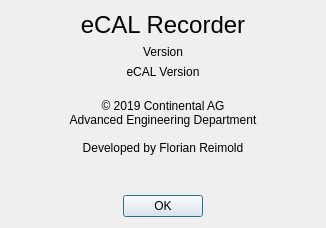
First picture: the form in app/rec/rec_gui/src/widgets/about_dialog/about_dialog.ui, repository eclipse-ecal/ecal, before the edit.
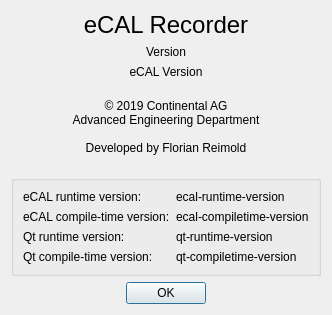
Second picture: the form after the edit.

Commit message: [GUI Apps] Added eCAL and Qt runtime and compile-time versions to the about dialog

Patch:
```diff
--- a/app/rec/rec_gui/src/widgets/about_dialog/about_dialog.ui
+++ b/app/rec/rec_gui/src/widgets/about_dialog/about_dialog.ui
@@ -60,7 +60,8 @@
 © 2019 Continental AG
 Advanced Engineering Department
 
-Developed by Florian Reimold</string>
+Developed by Florian Reimold
+</string>
      </property>
      <property name="textFormat">
       <enum>Qt::PlainText</enum>
@@ -70,6 +71,68 @@
      </property>
     </widget>
    </item>
+   <item>
+    <widget class="QGroupBox" name="lib_versions_groupbox">
+     <layout class="QFormLayout" name="lib_vresions_groupbox_layout">
+      <item row="2" column="0">
+       <widget class="QLabel" name="qt_runtime_rowlabel">
+        <property name="text">
+         <string>Qt runtime version:</string>
+        </property>
+       </widget>
+      </item>
+      <item row="2" column="1">
+       <widget class="QLabel" name="qt_runtime_version_string_label">
+        <property name="text">
+         <string>qt-runtime-version</string>
+        </property>
+       </widget>
+      </item>
+      <item row="0" column="0">
+       <widget class="QLabel" name="ecal_runtime_rowlabel">
+        <property name="text">
+         <string>eCAL runtime version:</string>
+        </property>
+       </widget>
+      </item>
+      <item row="0" column="1">
+       <widget class="QLabel" name="ecal_runtime_version_string_label">
+        <property name="text">
+         <string>ecal-runtime-version</string>
+        </property>
+       </widget>
+      </item>
+      <item row="1" column="0">
+       <widget class="QLabel" name="ecal_compiletime_rowlabel">
+        <property name="text">
+         <string>eCAL compile-time version:</string>
+        </property>
+       </widget>
+      </item>
+      <item row="1" column="1">
+       <widget class="QLabel" name="ecal_compiletime_versin_string_label">
+        <property name="text">
+         <string>ecal-compiletime-version</string>
+        </property>
+       </widget>
+      </item>
+      <item row="3" column="0">
+       <widget class="QLabel" name="qt_compiletime_rowlabel">
+        <property name="text">
+         <string>Qt compile-time version:</string>
+        </property>
+       </widget>
+      </item>
+      <item row="3" column="1">
+       <widget class="QLabel" name="qt_compiletime_version_string_label">
+        <property name="text">
+         <string>qt-compiletime-version</string>
+        </property>
+       </widget>
+      </item>
+     </layout>
+    </widget>
+   </item>
    <item>
     <spacer name="verticalSpacer">
      <property name="orientation">
```
The commit also changes 9 other files.
